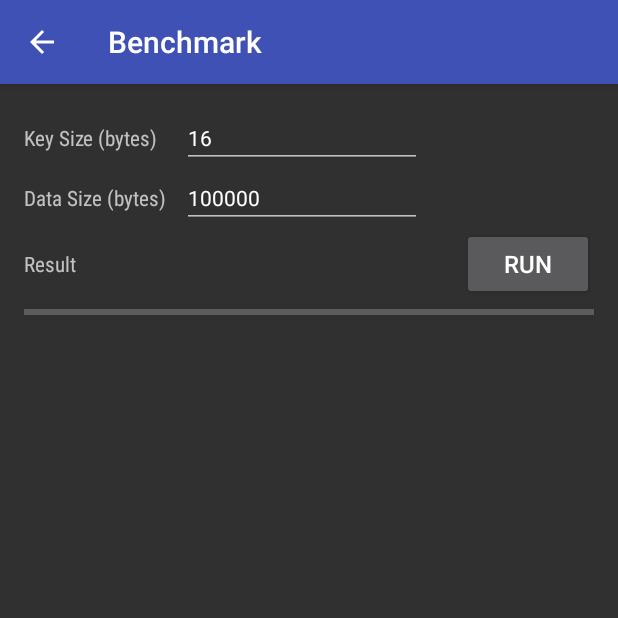
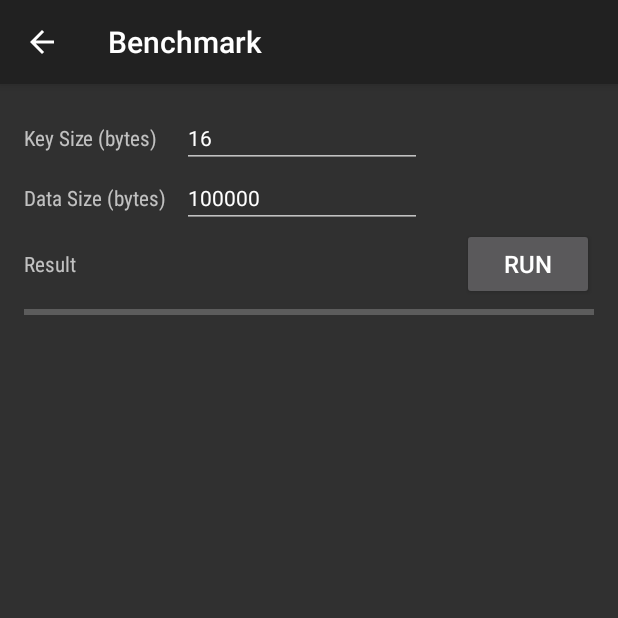
Before and after one commit to mrtomrichy/AndroidEncryptionBenchmarking, an Android app: the BenchmarkActivity screen opened directly, with no data from a screen before it, on a phone screen of 412 x 824 dp, the top half of it. Run offline under Robolectric (Android 15) with nearby library versions, the phone set to English and light mode, and no system bars; 4 statements that could not run were skipped.

Commit message:
Modified to work on N4 v22

```diff
--- a/app/src/main/java/com/mrtomrichy/encryptionbenchmarking/ui/BenchmarkActivity.java
+++ b/app/src/main/java/com/mrtomrichy/encryptionbenchmarking/ui/BenchmarkActivity.java
@@ -1,8 +1,8 @@
 package com.mrtomrichy.encryptionbenchmarking.ui;
 
-import android.app.Activity;
 import android.os.Bundle;
 import android.os.Parcelable;
+import android.support.v7.app.AppCompatActivity;
 import android.support.v7.widget.LinearLayoutManager;
 import android.support.v7.widget.RecyclerView;
 import android.view.MenuItem;
@@ -24,7 +24,7 @@ import java.util.ArrayList;
 /**
  * Created by tom on 04/11/2015.
  */
-public class BenchmarkActivity extends Activity {
+public class BenchmarkActivity extends AppCompatActivity {
 
   BenchmarkTask.BenchmarkCallbacks callbacks = new BenchmarkTask.BenchmarkCallbacks() {
     @Override
@@ -80,12 +80,12 @@ public class BenchmarkActivity extends Activity {
       finish();
     }
 
-    getActionBar().setDisplayHomeAsUpEnabled(true);
-    getActionBar().setTitle("Benchmark");
+    getSupportActionBar().setDisplayHomeAsUpEnabled(true);
+    getSupportActionBar().setTitle("Benchmark");
     if(selectedAlgorithms.length != 1) {
-      getActionBar().setSubtitle(selectedAlgorithms.length + " algorithms selected");
+      getSupportActionBar().setSubtitle(selectedAlgorithms.length + " algorithms selected");
     } else {
-      getActionBar().setSubtitle(selectedAlgorithms[0].name);
+      getSupportActionBar().setSubtitle(selectedAlgorithms[0].name);
     }
 
     keySizeInput = (EditText) findViewById(R.id.keySize);
--- a/app/src/main/res/values-v21/styles.xml
+++ b/app/src/main/res/values-v21/styles.xml
@@ -1,6 +1,6 @@
 <?xml version="1.0" encoding="utf-8"?>
 <resources>
-    <style name="AppTheme" parent="android:Theme.Material">
+    <style name="AppTheme" parent="Theme.AppCompat">
         <item name="android:colorPrimary">@color/primary</item>
         <item name="android:colorPrimaryDark">@color/primary_dark</item>
         <item name="android:colorAccent">@color/accent</item>
--- a/app/src/main/res/values/colors.xml
+++ b/app/src/main/res/values/colors.xml
@@ -1,7 +1,7 @@
 <?xml version="1.0" encoding="utf-8"?>
 <resources>
     <color name="primary">#3F51B5</color>
-    <color name="primary_dark">#303F9F</color>
+    <color name="primary_dark">#000000</color>
     <color name="accent">#FF4081</color>
     <color name="accent_ripple">#F06292</color>
     <color name="foreground_material_light">#ffffff</color>
--- a/app/src/main/res/values/styles.xml
+++ /dev/null
@@ -1,10 +0,0 @@
-<resources>
-
-    <!-- Base application theme. -->
-    <style name="AppTheme" parent="android:Theme.Material">
-        <item name="android:colorPrimary">@color/primary</item>
-        <item name="android:colorPrimaryDark">@color/primary_dark</item>
-        <item name="android:colorAccent">@color/accent</item>
-    </style>
-
-</resources>
--- a/build.gradle
+++ b/build.gradle
@@ -5,7 +5,7 @@ buildscript {
         jcenter()
     }
     dependencies {
-        classpath 'com.android.tools.build:gradle:1.3.0'
+        classpath 'com.android.tools.build:gradle:2.2.3'
 
         // NOTE: Do not place your application dependencies here; they belong
         // in the individual module build.gradle files
```
Also changed, not shown: app/build.gradle (+5 -5 lines), app/src/main/java/com/mrtomrichy/encryptionbenchmarking/ui/MainActivity.java (+5 -5 lines), gradle/wrapper/gradle-wrapper.properties.
